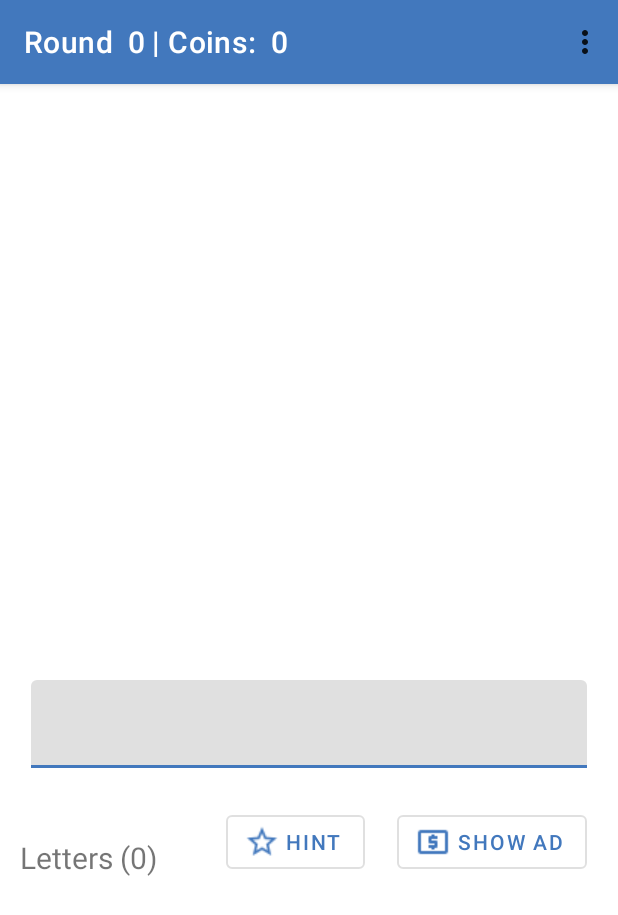
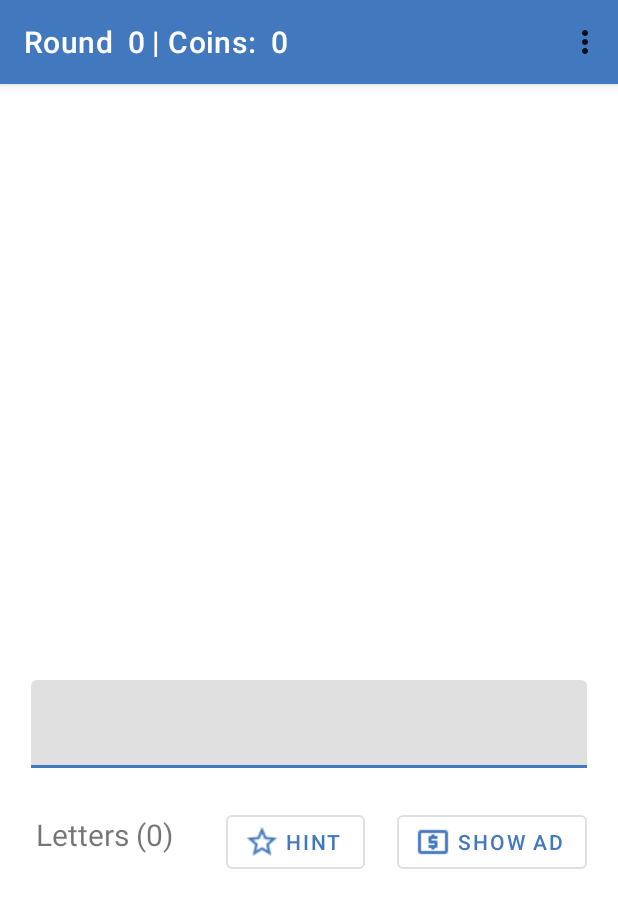
Before and after one commit to meicaljohnjones/threeoutoffour, an Android app: the GameActivity screen opened directly, with no data from a screen before it, on a phone screen of 412 x 824 dp. Shown: the top 915 px of the screen. Run offline under Robolectric (Android 15) with nearby library versions, the light colour scheme and no system bars; our stand-ins replace AdMob; network calls fail; 4 statements that could not run were skipped.

Commit message:
Fix layout of answer remaining status

```diff
--- a/app/src/main/res/layout/activity_game.xml
+++ b/app/src/main/res/layout/activity_game.xml
@@ -155,7 +155,7 @@
     <TextView
         android:id="@+id/textTitle"
         android:layout_width="0dp"
-        app:layout_constraintWidth_percent=".3"
+        app:layout_constraintWidth_percent=".25"
         android:layout_height="wrap_content"
 
         android:text=""
@@ -163,6 +163,7 @@
 
         app:layout_constraintStart_toStartOf="parent"
         app:layout_constraintEnd_toStartOf="@+id/Hint"
+        app:layout_constraintTop_toTopOf="@+id/padButtons"
         app:layout_constraintBottom_toBottomOf="@+id/upperGrid"
         />
 
```
